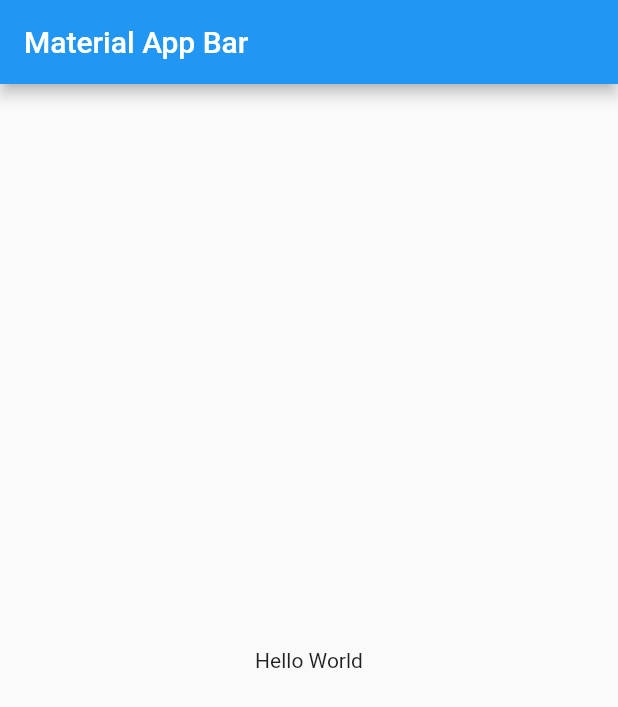
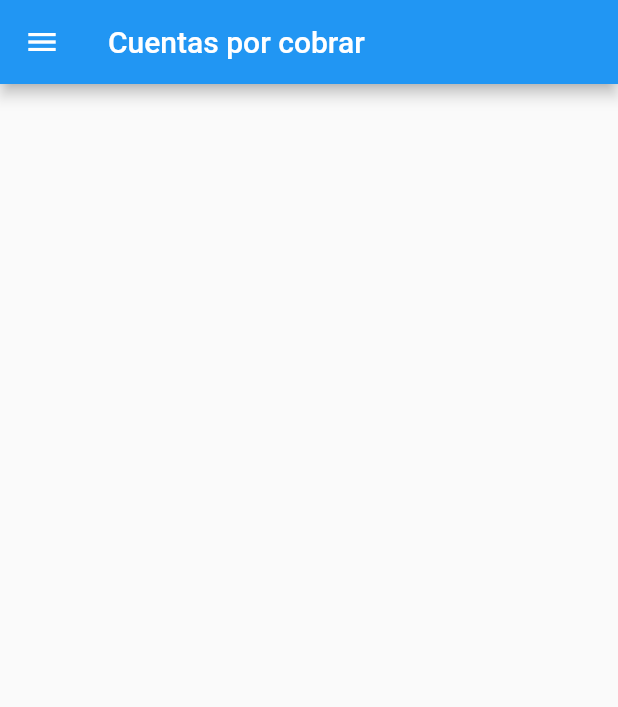
Before and after one commit to darkgouhzer/cuentasporcobrarApp, a Flutter app: the screen it shows after launch, on a phone screen of 412 x 824 dp. Shown: the top 707 px of the screen. Run offline on Flutter 3.47's test engine with Material 2 defaults, Android fonts, the phone set to English and light mode, and no system bars.

Commit message:
Se crea pagina home page
Se crea sección de homepage y se crea ruta hacia homepage en el main, se agrega drawer para el menú lateral de la aplicación.

```diff
--- a/cuentasxcobrarapp/lib/main.dart
+++ b/cuentasxcobrarapp/lib/main.dart
@@ -1,3 +1,4 @@
+import 'package:cuentasxcobrarapp/src/pages/home_page.dart';
 import 'package:flutter/material.dart';
 
 void main() => runApp(MyApp());
@@ -7,16 +8,10 @@ class MyApp extends StatelessWidget {
   Widget build(BuildContext context) {
     return MaterialApp(
       title: 'Material App',
-      home: Scaffold(
-        appBar: AppBar(
-          title: Text('Material App Bar'),
-        ),
-        body: Center(
-          child: Container(
-            child: Text('Hello World'),
-          ),
-        ),
-      ),
+      initialRoute: 'home',
+      routes: {
+        'home' : (BuildContext context) => HomePage()
+      },
     );
   }
 }
--- /dev/null
+++ b/cuentasxcobrarapp/lib/src/pages/home_page.dart
@@ -0,0 +1,20 @@
+import 'package:flutter/material.dart';
+
+class HomePage extends StatelessWidget {
+  @override
+  Widget build(BuildContext context) {
+    return Scaffold(
+      appBar: AppBar(
+        title: Text('Cuentas por cobrar'),
+      ),
+      drawer: _crearMenu(),
+      body: Column(),
+
+    );
+  }
+
+  Drawer _crearMenu() {
+
+    return Drawer();
+  }
+}
```
